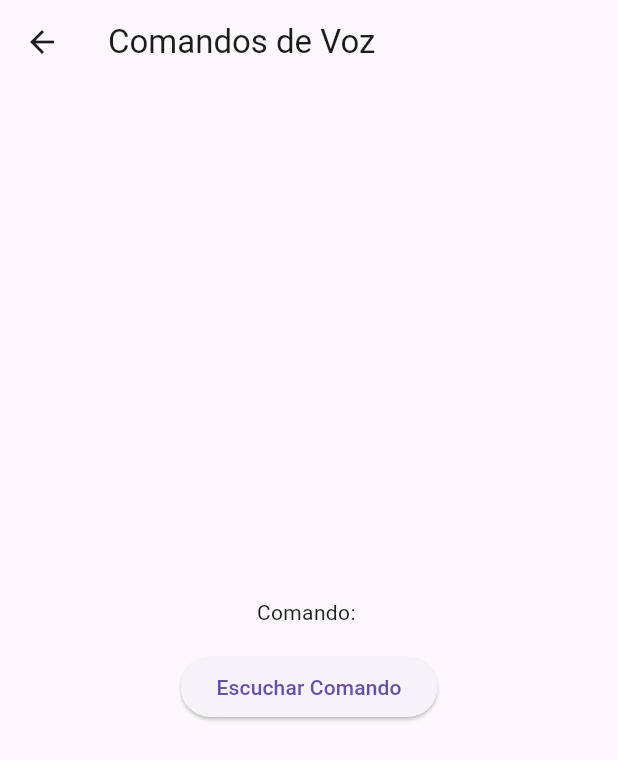
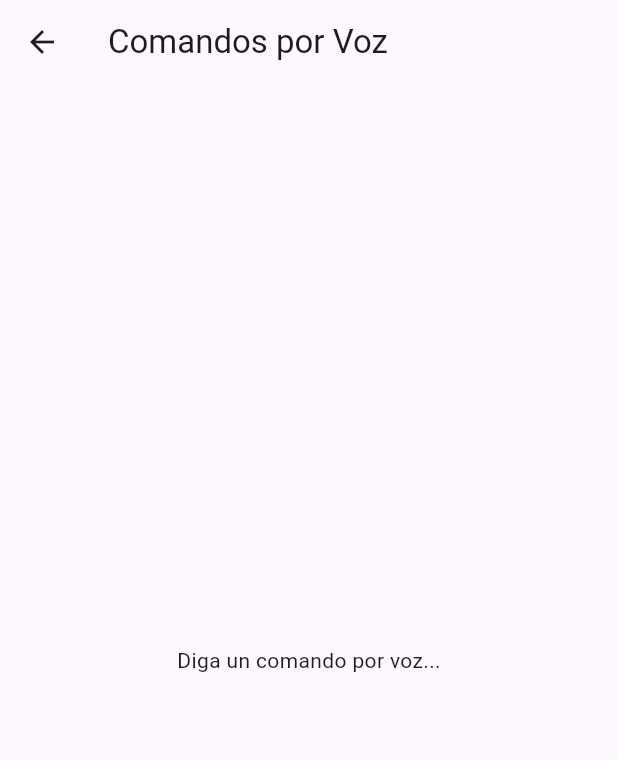
Before and after one commit to Brayan-chan/flutter_projects, a Flutter app: the VoiceCommandScreen screen opened by its route, on a phone screen of 412 x 824 dp. Shown: the top 760 px of the screen. Run offline on Flutter 3.47's test engine with Material 3 defaults, Android fonts, the phone set to English and light mode, and no system bars; our stand-ins replace flutter_tts, qr_flutter, speech_to_text, sqflite; missing offline and left inert: encrypt; accounts and stored records are empty.

Commit message:
Reestructurar la pantalla de comandos de voz para iniciar el servicio en segundo plano y configurar el reconocimiento de voz

```diff
--- a/voice_task_manager/lib/screens/voice_command_screen.dart
+++ b/voice_task_manager/lib/screens/voice_command_screen.dart
@@ -1,69 +1,37 @@
 import 'package:flutter/material.dart';
-import '../services/voice_recognizer.dart';
-import '../services/text_to_speech.dart';
-import '../services/database_service.dart';
+import '../services/foreground_service.dart';
 
 class VoiceCommandScreen extends StatefulWidget {
-  const VoiceCommandScreen({super.key});
-
   @override
-  VoiceCommandScreenState createState() => VoiceCommandScreenState();
+  _VoiceCommandScreenState createState() => _VoiceCommandScreenState();
 }
 
-class VoiceCommandScreenState extends State<VoiceCommandScreen> {
-  final _voiceRecognizer = VoiceRecognizer();
-  final _textToSpeech = TextToSpeech();
-  String _result = '';
-
+class _VoiceCommandScreenState extends State<VoiceCommandScreen> {
   @override
   void initState() {
     super.initState();
-    _initializeVoiceRecognizer();
+
+    // Inicia el servicio en segundo plano
+    final ForegroundService foregroundService = ForegroundService();
+    foregroundService.startService();
+
+    // Inicializa el reconocimiento de voz
+    _initializeVoiceRecognition();
   }
 
-  Future<void> _initializeVoiceRecognizer() async {
-    await _voiceRecognizer.initialize();
-  }
-
-  Future<void> _handleVoiceCommand() async {
-    String? command = await _voiceRecognizer.listen();
-    if (command != null) {
-      setState(() {
-        _result = command;
-      });
-
-      if (command.contains('tareas')) {
-        final now = DateTime.now();
-        final tasks = await DatabaseService().getTasksAtTime(now);
-
-        if (tasks.isNotEmpty) {
-          String response = tasks.map((t) => t.description).join(', ');
-          await _textToSpeech.speak('Tus tareas son: $response');
-        } else {
-          await _textToSpeech.speak('No tienes tareas programadas en este momento.');
-        }
-      } else {
-        await _textToSpeech.speak('No entendí tu comando. Intenta de nuevo.');
-      }
-    }
+  void _initializeVoiceRecognition() {
+    // Configuración del reconocimiento de voz
+    // Ejemplo: SpeechRecognizer, configuración de eventos, etc.
   }
 
   @override
   Widget build(BuildContext context) {
     return Scaffold(
-      appBar: AppBar(title: Text('Comandos de Voz')),
+      appBar: AppBar(
+        title: Text('Comandos por Voz'),
+      ),
       body: Center(
-        child: Column(
-          mainAxisAlignment: MainAxisAlignment.center,
-          children: [
-            Text('Comando: $_result'),
-            SizedBox(height: 16),
-            ElevatedButton(
-              onPressed: _handleVoiceCommand,
-              child: Text('Escuchar Comando'),
-            ),
-          ],
-        ),
+        child: Text('Diga un comando por voz...'),
       ),
     );
   }
```
